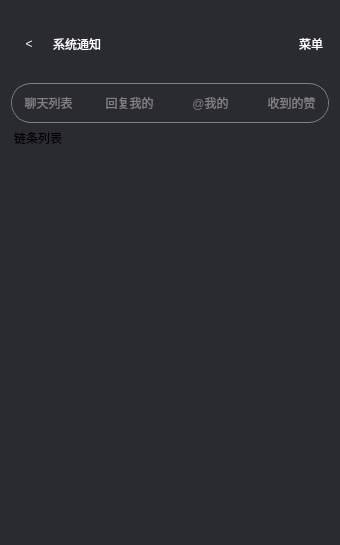
First picture: the form in VideoPlayer/pernotice/MainNotice.ui, repository huizhang556/pc-video-player, before the edit.
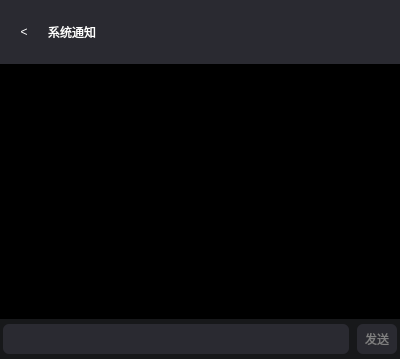
Second picture: the form after the edit. The open tabs and pages were chosen to show the change. Icons and pictures are not drawn.

The edit to the form file:
```diff
--- a/VideoPlayer/pernotice/MainNotice.ui
+++ b/VideoPlayer/pernotice/MainNotice.ui
@@ -6,8 +6,8 @@
    <rect>
     <x>0</x>
     <y>0</y>
-    <width>340</width>
-    <height>545</height>
+    <width>400</width>
+    <height>359</height>
    </rect>
   </property>
   <property name="maximumSize">
@@ -27,48 +27,130 @@
 background-color: #2a2a31;
 }</string>
   </property>
+  <layout class="QVBoxLayout" name="verticalLayout_9">
+   <property name="spacing">
+    <number>0</number>
+   </property>
+   <property name="leftMargin">
+    <number>0</number>
+   </property>
+   <property name="topMargin">
+    <number>0</number>
+   </property>
+   <property name="rightMargin">
+    <number>0</number>
+   </property>
+   <property name="bottomMargin">
+    <number>0</number>
+   </property>
+   <item>
+    <widget class="QStackedWidget" name="stackedWidget_switch">
+     <property name="styleSheet">
+      <string notr="true">QListWidget
+{
+border: none;
+background-color: #000000;
+}
+
+QListWidget::item
+{
+color: transparent;
+margin: 0px 4px 0px 4px;
+border-radius: 6px;
+background-color: #000000;
+}
+
+QListWidget::item:selected
+{
+border: 1px solid rgb(64, 66, 68);
+}
+
+QListWidget::item:hover
+{
+border: 1px solid rgb(64, 66, 68);
+}
+
+QScrollBar:vertical
+{
+background:transparent; 
+width:9px;
+}
+
+QScrollBar::handle:vertical
+{
+min-height:10px;
+max-height:20px;
+background:rgba(60, 64, 67,0.7);
+ width:6px; 
+border-radius:3px;
+}
+
+QScrollBar::handle:vertical:hover
+{
+background:rgba(60, 64, 67,1.0);
+}
+
+QScrollBar::up-arrow:vertical
+{
+border:none;
+}
+
+QScrollBar::sub-line:vertical
+{
+background:transparent;
+}
+
+QScrollBar::add-line:vertical
+{
+background:transparent;
+}
+
+#listWidget_details::item:hover
+{
+border: 0px solid rgb(64, 66, 68);
+}
+
+#listWidget_details::item:selected
+{
+border: 0px solid rgb(64, 66, 68);
+}
+</string>
+     </property>
+     <property name="currentIndex">
+      <number>0</number>
+     </property>
+     <widget class="QWidget" name="page_switch_allmessage">
   <layout class="QVBoxLayout" name="verticalLayout_2">
+       <property name="spacing">
+        <number>0</number>
+       </property>
+       <property name="leftMargin">
+        <number>0</number>
+       </property>
+       <property name="topMargin">
+        <number>0</number>
+       </property>
+       <property name="rightMargin">
+        <number>0</number>
+       </property>
+       <property name="bottomMargin">
+        <number>0</number>
+       </property>
    <item>
     <layout class="QVBoxLayout" name="verticalLayout">
+         <property name="spacing">
+          <number>0</number>
+         </property>
      <item>
-      <widget class="QStackedWidget" name="stackedWidget_title">
-       <property name="minimumSize">
-        <size>
-         <width>0</width>
-         <height>66</height>
-        </size>
-       </property>
-       <property name="maximumSize">
-        <size>
-         <width>16777215</width>
-         <height>66</height>
-        </size>
-       </property>
-       <property name="frameShape">
-        <enum>QFrame::StyledPanel</enum>
-       </property>
-       <property name="frameShadow">
-        <enum>QFrame::Raised</enum>
-       </property>
-       <property name="currentIndex">
-        <number>1</number>
-       </property>
-       <widget class="QWidget" name="stackapge_main" native="true">
-        <layout class="QHBoxLayout" name="horizontalLayout">
+          <layout class="QHBoxLayout" name="horizontalLayout_4">
          <property name="spacing">
           <number>0</number>
          </property>
          <property name="leftMargin">
-          <number>0</number>
-         </property>
-         <property name="topMargin">
-          <number>0</number>
+            <number>6</number>
          </property>
          <property name="rightMargin">
-          <number>0</number>
-         </property>
-         <property name="bottomMargin">
-          <number>0</number>
+            <number>6</number>
          </property>
          <item>
           <widget class="QPushButton" name="pushButton_message">
@@ -144,132 +226,6 @@
           </widget>
          </item>
         </layout>
-       </widget>
-       <widget class="QWidget" name="stackpage_author">
-        <layout class="QHBoxLayout" name="horizontalLayout_2">
-         <property name="spacing">
-          <number>0</number>
-         </property>
-         <property name="leftMargin">
-          <number>0</number>
-         </property>
-         <property name="topMargin">
-          <number>0</number>
-         </property>
-         <property name="rightMargin">
-          <number>0</number>
-         </property>
-         <property name="bottomMargin">
-          <number>0</number>
-         </property>
-         <item>
-          <widget class="QPushButton" name="pushButton_return">
-           <property name="minimumSize">
-            <size>
-             <width>36</width>
-             <height>36</height>
-            </size>
-           </property>
-           <property name="maximumSize">
-            <size>
-             <width>36</width>
-             <height>36</height>
-            </size>
-           </property>
-           <property name="styleSheet">
-            <string notr="true">QPushButton
-{
-font: 800 12px &quot;微软雅黑&quot;;
-color: white;
-border-radius: 6px;
-}
-
-QPushButton:hover
-{
-background-color: #404244;
-}</string>
-           </property>
-           <property name="text">
-            <string>&lt;</string>
-           </property>
-          </widget>
-         </item>
-         <item>
-          <widget class="QPushButton" name="pushButton_msg">
-           <property name="minimumSize">
-            <size>
-             <width>100</width>
-             <height>64</height>
-            </size>
-           </property>
-           <property name="maximumSize">
-            <size>
-             <width>16777215</width>
-             <height>64</height>
-            </size>
-           </property>
-           <property name="styleSheet">
-            <string notr="true">QPushButton
-{
-font: 800 18px &quot;微软雅黑&quot;;
-color: white;
-text-align: left;
-padding-left: 6px;
-}</string>
-           </property>
-           <property name="text">
-            <string>系统通知</string>
-           </property>
-          </widget>
-         </item>
-         <item>
-          <spacer name="horizontalSpacer_2">
-           <property name="orientation">
-            <enum>Qt::Horizontal</enum>
-           </property>
-           <property name="sizeHint" stdset="0">
-            <size>
-             <width>145</width>
-             <height>20</height>
-            </size>
-           </property>
-          </spacer>
-         </item>
-         <item>
-          <widget class="QPushButton" name="pushButton_menu">
-           <property name="minimumSize">
-            <size>
-             <width>36</width>
-             <height>36</height>
-            </size>
-           </property>
-           <property name="maximumSize">
-            <size>
-             <width>36</width>
-             <height>36</height>
-            </size>
-           </property>
-           <property name="styleSheet">
-            <string notr="true">QPushButton
-{
-font: 800 12px &quot;微软雅黑&quot;;
-color: white;
-border-radius: 6px;
-}
-
-QPushButton:hover
-{
-background-color: #404244;
-}</string>
-           </property>
-           <property name="text">
-            <string>菜单</string>
-           </property>
-          </widget>
-         </item>
-        </layout>
-       </widget>
-      </widget>
      </item>
      <item>
       <widget class="QFrame" name="frame_button">
@@ -291,6 +247,7 @@
 background-color: transparent;
 border: 1px solid gray;
 border-radius: 20px;
+margin: 0px 5px;
 }
 
 QPushButton
@@ -511,13 +468,7 @@
           <number>0</number>
          </property>
          <item>
-          <widget class="QListWidget" name="listWidget_chat">
-           <item>
-            <property name="text">
-             <string>链条列表</string>
-            </property>
-           </item>
-          </widget>
+              <widget class="QListWidget" name="listWidget_chat"/>
          </item>
         </layout>
        </widget>
@@ -595,19 +546,269 @@
           <number>0</number>
          </property>
          <item>
-          <widget class="QListWidget" name="listWidget_like">
+              <widget class="QListWidget" name="listWidget_like"/>
+             </item>
+            </layout>
+           </widget>
+          </widget>
+         </item>
+        </layout>
+       </item>
+      </layout>
+     </widget>
+     <widget class="QWidget" name="page_switch_details">
+      <layout class="QVBoxLayout" name="verticalLayout_8">
+       <property name="spacing">
+        <number>0</number>
+       </property>
+       <property name="leftMargin">
+        <number>0</number>
+       </property>
+       <property name="topMargin">
+        <number>0</number>
+       </property>
+       <property name="rightMargin">
+        <number>0</number>
+       </property>
+       <property name="bottomMargin">
+        <number>0</number>
+       </property>
            <item>
+        <layout class="QVBoxLayout" name="verticalLayout_7">
+         <property name="spacing">
+          <number>0</number>
+         </property>
+         <item>
+          <layout class="QHBoxLayout" name="horizontalLayout_5">
+           <property name="spacing">
+            <number>0</number>
+           </property>
+           <property name="leftMargin">
+            <number>6</number>
+           </property>
+           <property name="rightMargin">
+            <number>6</number>
+           </property>
+           <item>
+            <widget class="QPushButton" name="pushButton_return">
+             <property name="minimumSize">
+              <size>
+               <width>36</width>
+               <height>36</height>
+              </size>
+             </property>
+             <property name="maximumSize">
+              <size>
+               <width>36</width>
+               <height>36</height>
+              </size>
+             </property>
+             <property name="styleSheet">
+              <string notr="true">QPushButton
+{
+font: 800 12px &quot;微软雅黑&quot;;
+color: white;
+border-radius: 6px;
+}
+
+QPushButton:hover
+{
+background-color: #404244;
+}</string>
+             </property>
             <property name="text">
-             <string>收到的赞</string>
-            </property>
+              <string>&lt;</string>
+             </property>
+            </widget>
            </item>
-          </widget>
-         </item>
-        </layout>
-       </widget>
+           <item>
+            <widget class="QPushButton" name="pushButton_name">
+             <property name="minimumSize">
+              <size>
+               <width>100</width>
+               <height>64</height>
+              </size>
+             </property>
+             <property name="maximumSize">
+              <size>
+               <width>16777215</width>
+               <height>64</height>
+              </size>
+             </property>
+             <property name="styleSheet">
+              <string notr="true">QPushButton
+{
+font: 800 18px &quot;微软雅黑&quot;;
+color: white;
+text-align: left;
+padding-left: 6px;
+}</string>
+             </property>
+             <property name="text">
+              <string>系统通知</string>
+             </property>
+            </widget>
+           </item>
+           <item>
+            <spacer name="horizontalSpacer_2">
+             <property name="orientation">
+              <enum>Qt::Horizontal</enum>
+             </property>
+             <property name="sizeHint" stdset="0">
+              <size>
+               <width>145</width>
+               <height>20</height>
+              </size>
+             </property>
+            </spacer>
+           </item>
+           <item>
+            <widget class="QPushButton" name="pushButton_menu">
+             <property name="minimumSize">
+              <size>
+               <width>36</width>
+               <height>36</height>
+              </size>
+             </property>
+             <property name="maximumSize">
+              <size>
+               <width>36</width>
+               <height>36</height>
+              </size>
+             </property>
+             <property name="styleSheet">
+              <string notr="true">QPushButton
+{
+font: 800 12px &quot;微软雅黑&quot;;
+color: white;
+border-radius: 6px;
+image: url(:/images/fileitem/fileitem_more.png);
+}
+
+QPushButton:hover
+{
+background-color: #404244;
+}</string>
+             </property>
+             <property name="text">
+              <string/>
+             </property>
+            </widget>
+           </item>
+          </layout>
+         </item>
+         <item>
+          <widget class="QListWidget" name="listWidget_details"/>
+         </item>
+         <item>
+          <widget class="QFrame" name="frame_send">
+           <property name="minimumSize">
+            <size>
+             <width>0</width>
+             <height>40</height>
+            </size>
+           </property>
+           <property name="maximumSize">
+            <size>
+             <width>16777215</width>
+             <height>40</height>
+            </size>
+           </property>
+           <property name="styleSheet">
+            <string notr="true">QFrame
+{
+background-color: #17181a;
+}</string>
+           </property>
+           <property name="frameShape">
+            <enum>QFrame::StyledPanel</enum>
+           </property>
+           <property name="frameShadow">
+            <enum>QFrame::Raised</enum>
+           </property>
+           <layout class="QHBoxLayout" name="horizontalLayout">
+            <property name="spacing">
+             <number>8</number>
+            </property>
+            <property name="leftMargin">
+             <number>3</number>
+            </property>
+            <property name="topMargin">
+             <number>3</number>
+            </property>
+            <property name="rightMargin">
+             <number>3</number>
+            </property>
+            <property name="bottomMargin">
+             <number>3</number>
+            </property>
+            <item>
+             <widget class="QLineEdit" name="lineEdit_send">
+              <property name="minimumSize">
+               <size>
+                <width>0</width>
+                <height>30</height>
+               </size>
+              </property>
+              <property name="maximumSize">
+               <size>
+                <width>16777215</width>
+                <height>30</height>
+               </size>
+              </property>
+              <property name="styleSheet">
+               <string notr="true">QLineEdit
+{
+color: white;
+border-radius: 6px;
+font: 400 13px &quot;微软雅黑&quot;;
+}</string>
+              </property>
+              <property name="text">
+               <string/>
+              </property>
+             </widget>
+            </item>
+            <item>
+             <widget class="QPushButton" name="pushButton_send">
+              <property name="minimumSize">
+               <size>
+                <width>40</width>
+                <height>30</height>
+               </size>
+              </property>
+              <property name="maximumSize">
+               <size>
+                <width>40</width>
+                <height>30</height>
+               </size>
+              </property>
+              <property name="styleSheet">
+               <string notr="true">QPushButton
+{
+color: gray;
+font: 800 14px &quot;微软雅黑&quot;;
+border-radius: 6px;
+}
+
+QPushButton:hover
+{
+color: white;
+}</string>
+              </property>
+              <property name="text">
+               <string>发送</string>
+              </property>
       </widget>
      </item>
     </layout>
+          </widget>
+         </item>
+        </layout>
+       </item>
+      </layout>
+     </widget>
+    </widget>
    </item>
   </layout>
  </widget>
```
Left out of the diff: 33 changed lines with no effect on the pictures. Lines whose indentation alone changed are shown as unchanged.
